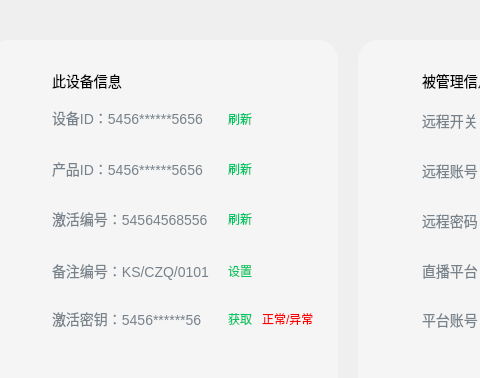
Before: the Qt Designer form UI/gbs/bizWidgets/GBSBizDeviceInfo.ui in huangjingpei/myobs, drawn with Qt 5; both pictures show x 82 to 562 and y 0 to 378 of the 1238 by 920 pixel window.
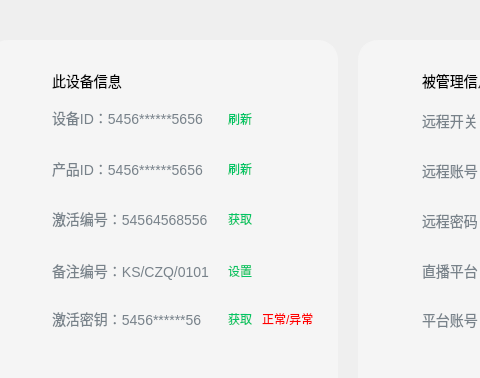
After: the same form once the commit is applied. Custom widgets are drawn as their Qt base class.

```diff
--- a/UI/gbs/bizWidgets/GBSBizDeviceInfo.ui
+++ b/UI/gbs/bizWidgets/GBSBizDeviceInfo.ui
@@ -177,7 +177,7 @@
 color: #00C566;</string>
     </property>
     <property name="text">
-     <string>刷新</string>
+     <string>获取</string>
     </property>
    </widget>
    <widget class="QPushButton" name="btnDevInfo04">
```
